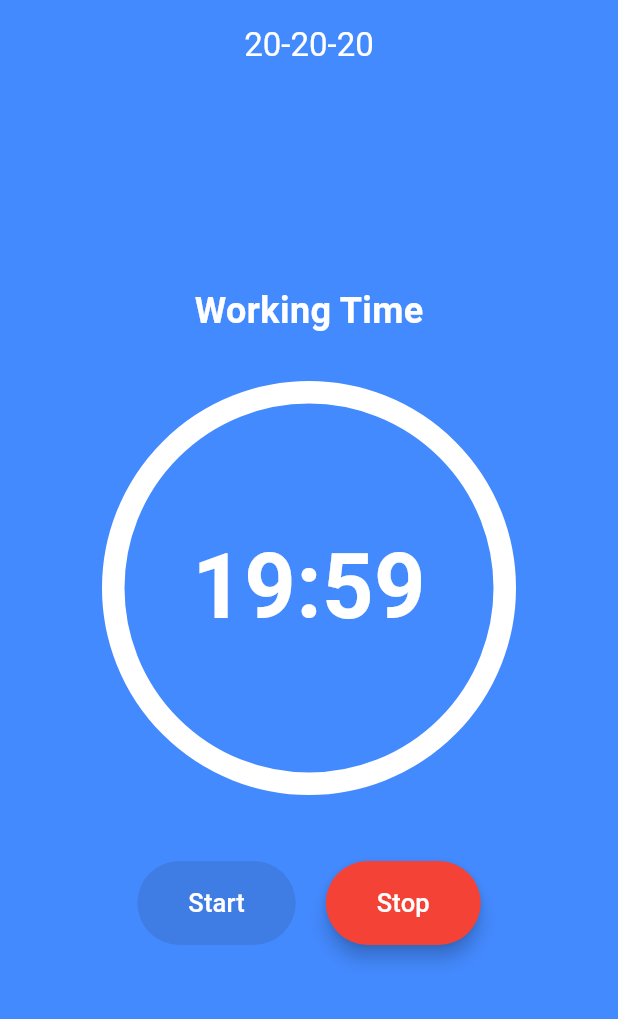
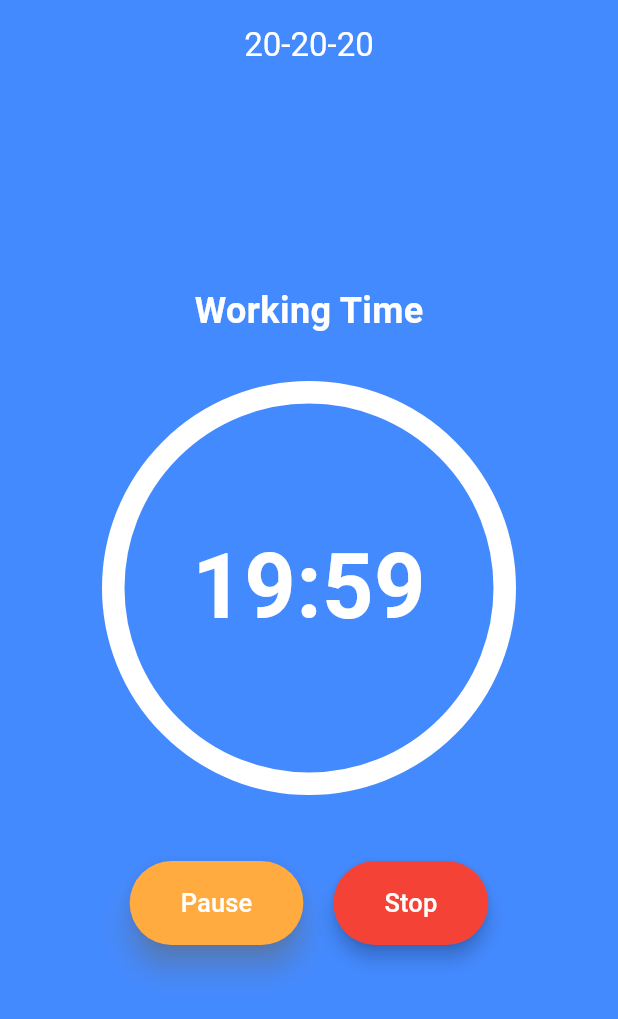
Before and after one commit to vigneshtpm/project, a Flutter app: the Page1 screen opened directly, after a tap on "Start", on a phone screen of 412 x 824 dp. Shown: the top 1019 px of the screen. Run offline on Flutter 3.47's test engine with Material 3 defaults, Android fonts, the phone set to English and light mode, and no system bars; drawn by our look-alikes of percent_indicator; our stand-ins replace curved_navigation_bar, flutter_local_notifications, just_audio, numberpicker, permission_handler, shared_preferences; accounts and stored records are empty.

Commit message:
11 commit

```diff
--- a/lib/Page1.dart
+++ b/lib/Page1.dart
@@ -6,20 +6,17 @@ import 'Notification_service.dart';
 import 'package:provider/provider.dart';
 import 'dark_mode_provider.dart';
 
-
-const int kWorkDurationInSeconds = 20*60;
+const int kWorkDurationInSeconds = 20 * 60;
 const int kRestDurationInSeconds = 20;
 
 class Page1 extends StatefulWidget {
-  const Page1({super.key});
+  const Page1({Key? key}) : super(key: key);
 
   @override
   _Page1State createState() => _Page1State();
-
 }
 
 class _Page1State extends State<Page1> {
-
   final NotificationService notificationService = NotificationService();
   double percent = 0.0;
   bool isRunning = false;
@@ -29,20 +26,78 @@ class _Page1State extends State<Page1> {
   bool isWorkPhase = false;
   bool isButtonDisabled = false;
   bool isForegroundTaskRunning = true;
-
+  bool isPaused = false;
 
   @override
-  void initState(){
+  void initState() {
     notificationService.initNotification();
     notificationService.requestNotificationPermission();
     isWorkPhase = elapsedTime <= kWorkDurationInSeconds;
     super.initState();
   }
 
-
   @override
   Widget build(BuildContext context) {
     final darkModeProvider = Provider.of<DarkModeProvider>(context);
+
+    ElevatedButton startButton = ElevatedButton(
+      onPressed: () {
+        if (isPaused) {
+          startTimer(); // Resume timer
+          setState(() {
+            isPaused = false;
+          });
+        } else {
+          startTimer();
+          setState(() {
+            isButtonDisabled = true;
+          });
+        }
+      },
+      style: ElevatedButton.styleFrom(
+        backgroundColor: Colors.green,
+        padding: const EdgeInsets.symmetric(vertical: 16, horizontal: 34),
+        shape: RoundedRectangleBorder(
+          borderRadius: BorderRadius.circular(30.0),
+        ),
+        elevation: 5,
+      ),
+      child: const Text(
+        "Start",
+        style: TextStyle(
+          color: Colors.white,
+          fontSize: 17,
+        ),
+      ),
+    );
+
+    ElevatedButton pauseButton = ElevatedButton(
+      onPressed: () {
+        pauseTimer();
+        setState(() {
+          isPaused = true;
+          isButtonDisabled = false; // Enable the start button when paused
+        });
+      },
+      style: ElevatedButton.styleFrom(
+        backgroundColor: Colors.orangeAccent, // Change color to yellow for pause button
+        padding: const EdgeInsets.symmetric(vertical: 16, horizontal: 34),
+        shape: RoundedRectangleBorder(
+          borderRadius: BorderRadius.circular(30.0),
+          //side: const BorderSide(color: Colors.white, width: 0),
+        ),
+        elevation: 8,
+        shadowColor: Colors.grey,
+      ),
+      child: const Text(
+        "Pause",
+        style: TextStyle(
+          color: Colors.white,
+          fontSize: 17,
+        ),
+      ),
+    );
+
     return Scaffold(
       backgroundColor: darkModeProvider.darkModeEnabled ? Colors.black : Colors.blueAccent,
       appBar: AppBar(
@@ -54,7 +109,7 @@ class _Page1State extends State<Page1> {
         backgroundColor: darkModeProvider.darkModeEnabled ? Colors.black : Colors.blueAccent,
         toolbarHeight: 60.0,
       ),
-        body: SingleChildScrollView( // Wrap the Column with SingleChildScrollView
+      body: SingleChildScrollView(
         padding: const EdgeInsets.symmetric(vertical: 130.0, horizontal: 20.0),
         child: Center(
           child: Column(
@@ -64,7 +119,7 @@ class _Page1State extends State<Page1> {
                 isWorkPhase ? 'Working Time' : 'Break Time',
                 style: TextStyle(
                   fontWeight: FontWeight.bold,
-                fontSize: isWorkPhase ? 24.0 : 22.0,  // Adjust the font size for Working Time label
+                  fontSize: isWorkPhase ? 24.0 : 22.0,
                   color: Colors.white,
                 ),
               ),
@@ -79,11 +134,12 @@ class _Page1State extends State<Page1> {
                   formatTime(
                     elapsedTime < kWorkDurationInSeconds
                         ? kWorkDurationInSeconds - elapsedTime
-                        : kRestDurationInSeconds - (elapsedTime - kWorkDurationInSeconds)),
+                        : kRestDurationInSeconds - (elapsedTime - kWorkDurationInSeconds),
+                  ),
                   style: TextStyle(
                     fontWeight: FontWeight.bold,
                     fontSize: 60.0,
-                    color:darkModeProvider.darkModeEnabled ? Colors.white : Colors.white,
+                    color: darkModeProvider.darkModeEnabled ? Colors.white : Colors.white,
                   ),
                 ),
                 footer: const Text(
@@ -98,27 +154,7 @@ class _Page1State extends State<Page1> {
               Row(
                 mainAxisAlignment: MainAxisAlignment.center,
                 children: [
-                ElevatedButton(
-                  onPressed: isButtonDisabled ? null : () {
-                    startTimer();
-                    setState(() {
-                      isButtonDisabled = true;
-                    });
-                  },
-                  style: ElevatedButton.styleFrom(
-                    backgroundColor: Colors.green,
-                    padding: const EdgeInsets.symmetric(vertical: 16, horizontal: 34),
-                    shape: RoundedRectangleBorder(
-                      borderRadius: BorderRadius.circular(30.0),
-                      //side: const BorderSide(color: Colors.white, width: 0),
-                    ),
-                    elevation: 5,
-                  ),
-                  child: const Text(
-                    "Start",
-                    style: TextStyle(color: Colors.white,fontSize: 17,),
-                  ),
-                ),
+                  isRunning ? pauseButton : startButton,
                   const SizedBox(width: 20),
                   ElevatedButton(
                     onPressed: () {
@@ -138,7 +174,7 @@ class _Page1State extends State<Page1> {
                     ),
                     child: const Text(
                       "Stop",
-                    style: TextStyle(color: Colors.white,fontSize: 17,),
+                      style: TextStyle(color: Colors.white, fontSize: 17),
                     ),
                   ),
                 ],
@@ -149,9 +185,11 @@ class _Page1State extends State<Page1> {
       ),
     );
   }
+
   void showNotification(String title, String body) {
     notificationService.showNotification(title: title, body: body);
   }
+
   void startTimer() {
     if (!isRunning) {
       timer = Timer.periodic(const Duration(seconds: 1), (Timer t) {
@@ -160,11 +198,10 @@ class _Page1State extends State<Page1> {
             // Work cycle
             percent = elapsedTime / kWorkDurationInSeconds;
             if (elapsedTime == 1) {
-              showNotification(" Start Work","The work is Started");
+              showNotification(" Start Work", "The work is Started");
               playSound();
-            }
-            else if (elapsedTime == kWorkDurationInSeconds) {
-              showNotification(" Stop Work","The work is Started");
+            } else if (elapsedTime == kWorkDurationInSeconds) {
+              showNotification(" Stop Work", "The work is Started");
               playSound();
             }
             // Add any additional conditions or actions as needed for the work cycle
@@ -177,7 +214,6 @@ class _Page1State extends State<Page1> {
             resetTimer();
             startTimer();
           }
-
           elapsedTime++;
           isWorkPhase = elapsedTime <= kWorkDurationInSeconds;
         });
@@ -188,7 +224,7 @@ class _Page1State extends State<Page1> {
 
   void resetTimer() {
     timer?.cancel();
-    isRunning=false;
+    isRunning = false;
     setState(() {
       elapsedTime = 0;
       percent = 0.0;
@@ -206,6 +242,12 @@ class _Page1State extends State<Page1> {
     }
   }
 
+  void pauseTimer() {
+    if (isRunning) {
+      timer?.cancel();
+      isRunning = false;
+    }
+  }
 
   void playSound() async {
     await audioPlayer.setAsset('assets/audio/sample1.mp3');
```
Also changed, not shown: pubspec.lock, 1 other file. Lines whose indentation alone changed are shown as unchanged.
